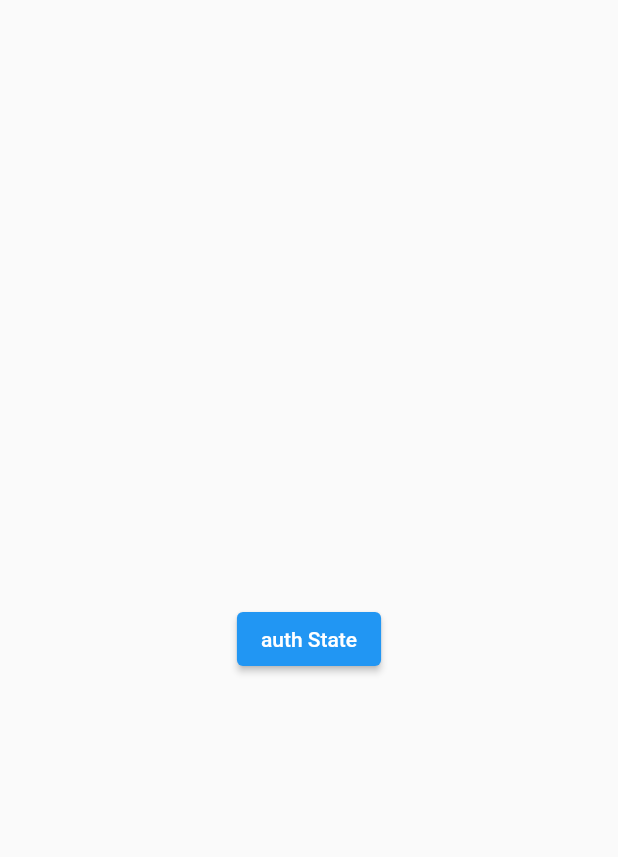
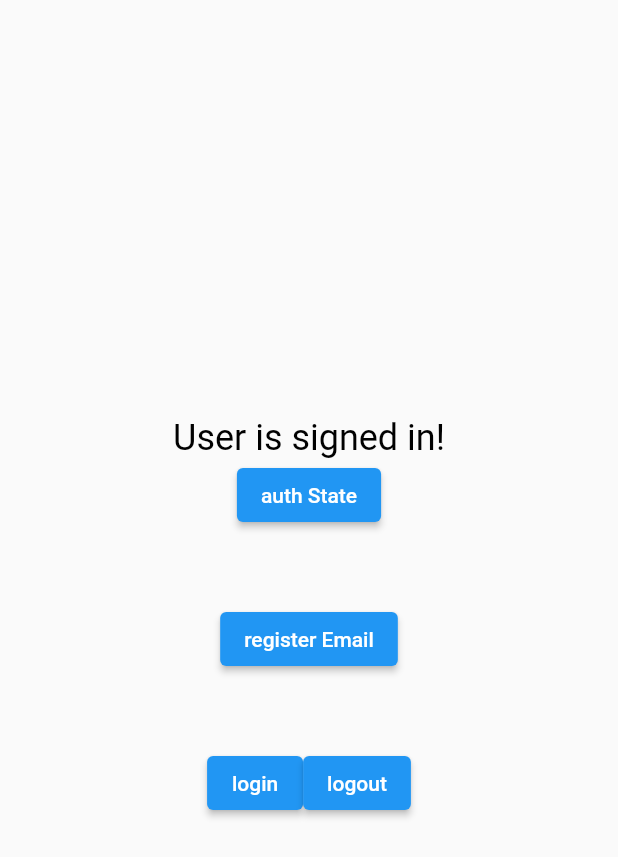
Before and after one commit to AnSuHan/Flutter, a Flutter app: the screen it shows after launch, after a tap on "auth State", on a phone screen of 412 x 824 dp. Shown: the top 857 px of the screen. Run offline on Flutter 3.47's test engine with Material 2 defaults, Android fonts, the phone set to English and light mode, and no system bars; our stand-ins replace firebase_auth, firebase_core; accounts and stored records are empty.

Commit message:
email account

```diff
--- a/FirebaseAuth/lib/main.dart
+++ b/FirebaseAuth/lib/main.dart
@@ -23,6 +23,8 @@ class Auth extends StatefulWidget {
 
 class _AuthState extends State<Auth> {
   String authState = "";
+  String registerEmailState = "";
+  String emailLoginOutState = "";
 
   @override
   Widget build(BuildContext context) {
@@ -41,17 +43,100 @@ class _AuthState extends State<Auth> {
                       .authStateChanges()
                       .listen((User? user) {
                     if (user == null) {
-                      authState = 'User is currently signed out!';
+                      setState(() {
+                        authState = 'User is currently signed out!';
+                      });
                     } else {
-                      authState = 'User is signed in!';
+                      setState(() {
+                        authState = 'User is signed in!';
+                      });
                     }
                   });
                 }, child: const Text("auth State")
               ),
+              Padding(
+                padding: const EdgeInsets.only(top: 20),
+                child: Text(registerEmailState,
+                  style: const TextStyle(fontSize: 24, color: Colors.black),
+                ),
+              ),
+              ElevatedButton(
+                  onPressed: () {
+                    registerEmail();
+                  }, child: const Text("register Email")
+              ),
+              Padding(
+                padding: const EdgeInsets.only(top: 20),
+                child: Text(emailLoginOutState,
+                  style: const TextStyle(fontSize: 24, color: Colors.black),
+                ),
+              ),
+              Row(
+                mainAxisAlignment: MainAxisAlignment.center,
+                children: [
+                  ElevatedButton(
+                      onPressed: () {
+                        loginEmail();
+                      }, child: const Text("login")
+                  ),
+                  ElevatedButton(
+                      onPressed: () {
+                        logoutEmail();
+                      }, child: const Text("logout")
+                  ),
+                ],
+              )
             ],
           ),
         ),
       ),
     );
   }
+
+  Future<void> registerEmail() async {
+    try {
+      UserCredential userCredential =
+      await FirebaseAuth.instance.createUserWithEmailAndPassword(
+        email: "abcd@gmail.com",
+        password: "qwerty1234",
+      );
+      setState(() {
+        registerEmailState = 'Registered user: ${userCredential.user!.uid}';
+      });
+    } catch (e) {
+      setState(() {
+        registerEmailState = 'Failed to register: $e';
+      });
+    }
+  }
+
+  Future<void> loginEmail() async {
+    try {
+      UserCredential userCredential =
+      await FirebaseAuth.instance.signInWithEmailAndPassword(
+        email: "abcd@gmail.com",
+        password: "qwerty1234",
+      );
+      setState(() {
+        emailLoginOutState = 'login user: ${userCredential.user!.uid}';
+      });
+    } catch (e) {
+      setState(() {
+        emailLoginOutState = 'Failed to login: $e';
+      });
+    }
+  }
+
+  Future<void> logoutEmail() async {
+    try {
+      FirebaseAuth.instance.signOut();
+      setState(() {
+        emailLoginOutState = 'success logout';
+      });
+    } catch (e) {
+      setState(() {
+        emailLoginOutState = 'Failed to logout: $e';
+      });
+    }
+  }
 }
```
